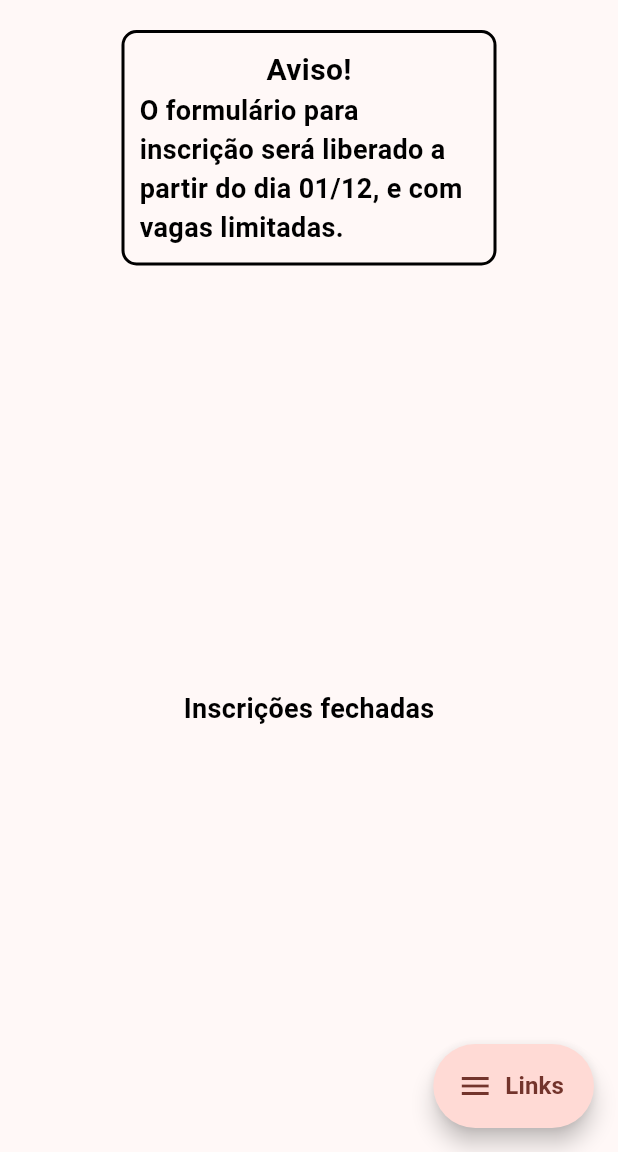
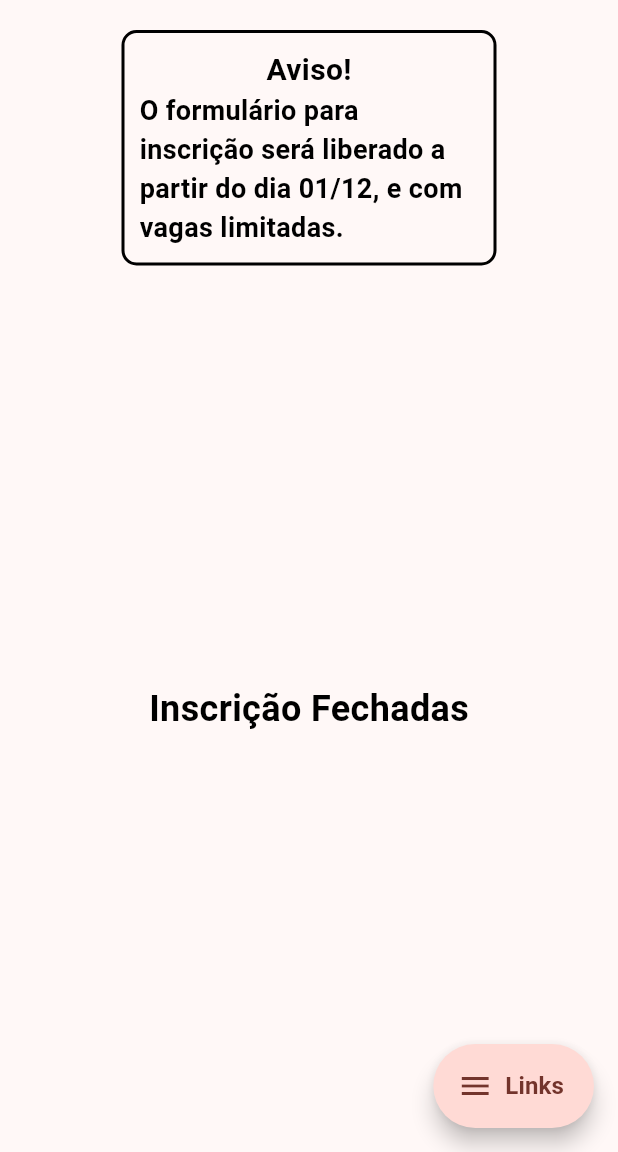
Before and after one commit to Caio-Caetano/pcj-catequese, a Flutter app: the screen it shows after launch, on a phone screen of 412 x 824 dp, the part 84-1236 px from its top. Run offline on Flutter 3.47's test engine with Material 3 defaults, Android fonts, the phone set to English and light mode, and no system bars; drawn by our look-alikes of flutter_speed_dial; our stand-ins replace cloud_firestore, easy_sidemenu, file_picker, firebase_core, firebase_storage, google_fonts and 3 more; missing offline and left inert: excel, search_cep; accounts and stored records are empty.

Commit message:
Simple fix - aviso -

```diff
--- a/lib/pages/login/login_page.dart
+++ b/lib/pages/login/login_page.dart
@@ -41,7 +41,12 @@ class LoginPage extends StatelessWidget {
         ],
       ),
       body: Center(
-        child: Column(
+        child: FutureBuilder(
+          future: configController.getFormAberto(),
+          builder: (context, snapshot) {
+            if (snapshot.connectionState == ConnectionState.done) {
+              bool open = snapshot.data ?? false;
+              return Column(
                 children: [
                   const SizedBox(height: 20),
                   Container(
@@ -51,33 +56,30 @@ class LoginPage extends StatelessWidget {
                       border: Border.all(color: Colors.black, width: 2),
                       borderRadius: BorderRadius.circular(10),
                     ),
-              child: const Column(
+                    child: Column(
                       mainAxisSize: MainAxisSize.min,
                       children: [
-                  Text('Aviso!', style: TextStyle(fontSize: 20, fontWeight: FontWeight.bold)),
-                  Text('O formulário para inscrição será liberado a partir do dia 01/12, e com vagas limitadas.'),
+                        const Text('Aviso!', style: TextStyle(fontSize: 20, fontWeight: FontWeight.bold)),
+                        open ? const Text('O formulário está aberto e com vagas limitadas.') : const Text('O formulário para inscrição será liberado a partir do dia 01/12, e com vagas limitadas.'),
                       ],
                     ),
                   ),
                   const Spacer(),
-            FutureBuilder(
-                future: configController.getFormAberto(),
-                builder: (context, snapshot) {
-                  if (snapshot.connectionState == ConnectionState.done) {
-                    bool open = snapshot.data ?? false;
-                    return open
-                        ? Center(
+                  if (open)
+                    Center(
                       child: ElevatedButton(
                         onPressed: onRegisterClick,
                         child: const Text('Inscrição', style: TextStyle(fontSize: 24)),
                       ),
                     )
-                        : const Text('Inscrições fechadas');
+                  else
+                    const Text('Inscrição Fechadas', style: TextStyle(fontSize: 24, fontWeight: FontWeight.bold)),
+                  const Spacer(),
+                ],
+              );
             }
             return Container();
-                }),
-            const Spacer(),
-          ],
+          },
         ),
       ),
       floatingActionButton: SpeedDial(
```
Lines whose indentation alone changed are shown as unchanged.
